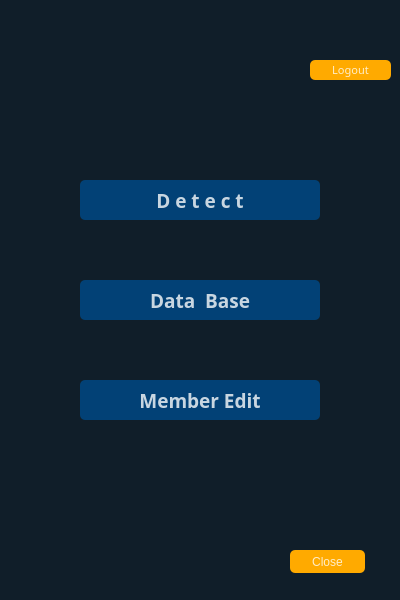
First picture: the form in ui/adminpage.ui, repository cach007/face_findeer, before the edit.
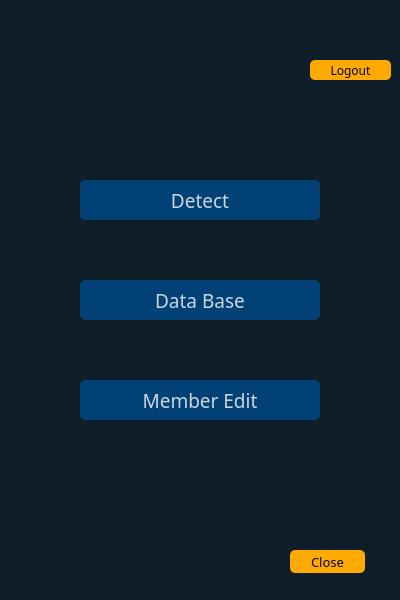
Second picture: the form after the edit. Icons and pictures are not drawn.

Diff of the .ui file:
```diff
--- a/ui/adminpage.ui
+++ b/ui/adminpage.ui
@@ -42,10 +42,10 @@
     </property>
     <property name="font">
      <font>
-      <family>Agency FB</family>
+      <family>Arial Rounded MT Bold</family>
       <pointsize>14</pointsize>
-      <weight>75</weight>
-      <bold>true</bold>
+      <weight>50</weight>
+      <bold>false</bold>
      </font>
     </property>
     <property name="styleSheet">
@@ -66,7 +66,7 @@
 </string>
     </property>
     <property name="text">
-     <string>D e t e c t</string>
+     <string>Detect</string>
     </property>
     <property name="icon">
      <iconset resource="../img/img.qrc">
@@ -91,7 +91,7 @@
     <property name="font">
      <font>
       <family>Arial Rounded MT Bold</family>
-      <pointsize>8</pointsize>
+      <pointsize>9</pointsize>
       <weight>50</weight>
       <bold>false</bold>
      </font>
@@ -99,7 +99,7 @@
     <property name="styleSheet">
      <string notr="true">QPushButton#pushButton_2{
 background-color:rgb(255, 170, 0);
-color:rgba(255, 255, 255, 200);
+	color: rgb(0, 0, 0);
 border-radius:5px;
 }
 QPushButton#pushButton_2:pressed{
@@ -125,10 +125,16 @@
       <height>23</height>
      </rect>
     </property>
+    <property name="font">
+     <font>
+      <family>Arial Rounded MT Bold</family>
+      <pointsize>10</pointsize>
+     </font>
+    </property>
     <property name="styleSheet">
      <string notr="true">QPushButton#pushButton_3{
 background-color:rgb(255, 170, 0);
-color:rgba(255, 255, 255, 200);
+	color: rgb(0, 0, 0);
 border-radius:5px;
 }
 QPushButton#pushButton_3:pressed{
@@ -186,10 +192,10 @@
     </property>
     <property name="font">
      <font>
-      <family>Agency FB</family>
+      <family>Arial Rounded MT Bold</family>
       <pointsize>14</pointsize>
-      <weight>75</weight>
-      <bold>true</bold>
+      <weight>50</weight>
+      <bold>false</bold>
      </font>
     </property>
     <property name="styleSheet">
@@ -210,7 +216,7 @@
 </string>
     </property>
     <property name="text">
-     <string>Data  Base</string>
+     <string>Data Base</string>
     </property>
     <property name="icon">
      <iconset resource="../img/img.qrc">
@@ -234,10 +240,10 @@
     </property>
     <property name="font">
      <font>
-      <family>Agency FB</family>
+      <family>Arial Rounded MT Bold</family>
       <pointsize>14</pointsize>
-      <weight>75</weight>
-      <bold>true</bold>
+      <weight>50</weight>
+      <bold>false</bold>
      </font>
     </property>
     <property name="styleSheet">
```
